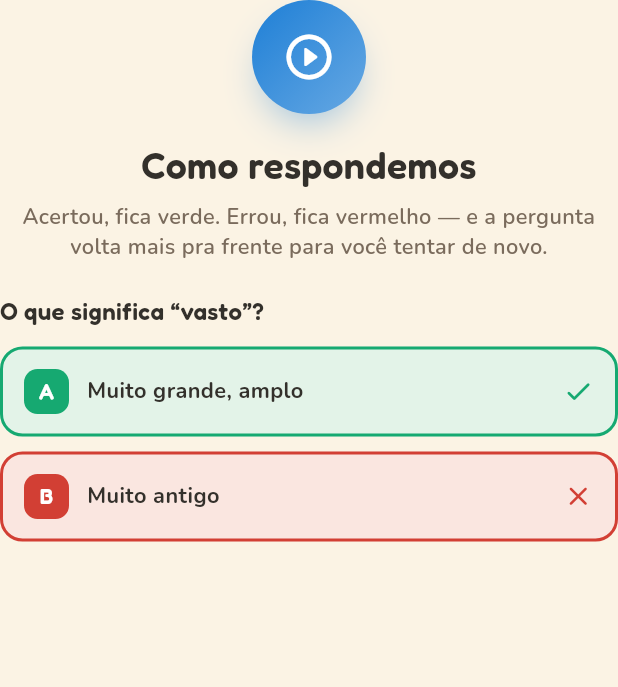
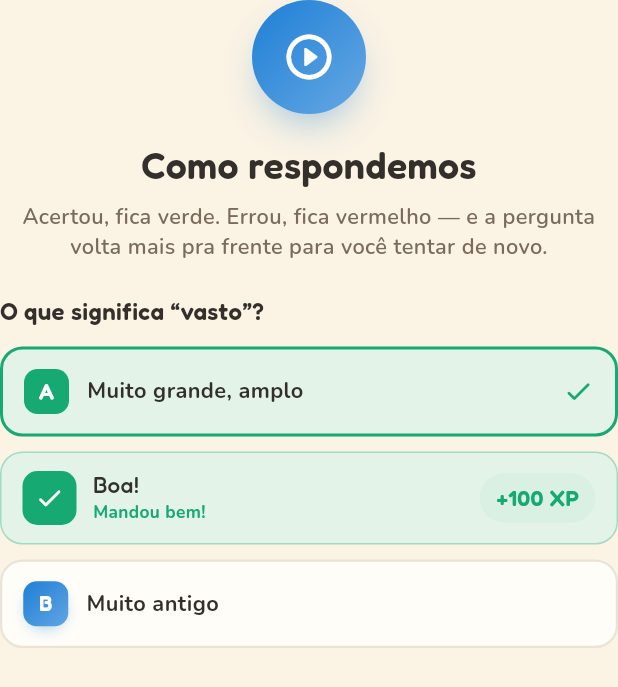
Before and after one commit to mateusdsoc/VocabKids, a Flutter app: the _Demo widget shown alone on an empty page, opened directly, on a phone screen of 412 x 824 dp. Shown: the top 687 px of the screen. Run offline on Flutter 3.47's test engine with Material 3 defaults, Android fonts, the phone set to English and light mode, and no system bars; our stand-ins replace flutter_riverpod, google_fonts, image_picker, shared_preferences; accounts and stored records are empty.

Commit message:
feat(app): demo do onboarding roteirizada com os componentes animados da Sessão
O passo de demonstração (produto 3.5, Demo A/B) deixava os estados
correct/wrong congelados. Agora roda sozinho como um filme curto:
seleciona e acerta (confete + faixa com +100 XP), pausa, seleciona e
erra (shake gentil + faixa avisando que a pergunta volta) — reusando
OptionTile e FeedbackBar reais, sem componente novo. Revisitar o passo
refaz a sequência (subtree recriada pelo AnimatedSwitcher).

flutter analyze e testes ok.

https://claude.ai/code/session_01QTLTSD4e1pvpJfzsuy2jzh

```diff
--- a/app/lib/features/onboarding/onboarding_screen.dart
+++ b/app/lib/features/onboarding/onboarding_screen.dart
@@ -1,3 +1,5 @@
+import 'dart:async';
+
 import 'package:flutter/material.dart';
 
 import '../../core/platform/adaptive.dart';
@@ -10,6 +12,7 @@ import '../../core/widgets/surface_card.dart';
 import '../home/home_screen.dart';
 import '../identidade/widgets/passport_background.dart';
 import '../sessao/models.dart';
+import '../sessao/widgets/feedback_bar.dart';
 import '../sessao/widgets/option_tile.dart';
 
 /// Onboarding (produto 3.5): o primeiro voo do aluno depois do embarque.
@@ -348,10 +351,60 @@ class _ComoItem extends StatelessWidget {
   }
 }
 
-/// Passo 3 — demonstração de acerto e erro (estática). Mostra ao aluno o
-/// retorno visual antes de valer: verde no acerto, vermelho (com X) no erro.
-class _Demo extends StatelessWidget {
+/// Passo 3 — demonstração **roteirizada** de acerto e erro (produto 3.5):
+/// roda sozinha, como um filme curto, reusando os componentes reais da Sessão.
+/// Primeiro seleciona e acerta (confete + faixa com +XP), depois seleciona e
+/// erra (shake gentil + faixa avisando que a pergunta volta — sem punição).
+/// O aluno só assiste; nada aqui vale ponto. Replays acontecem naturalmente:
+/// cada visita ao passo recria o widget (AnimatedSwitcher com chave por passo).
+class _Demo extends StatefulWidget {
   const _Demo();
+
+  @override
+  State<_Demo> createState() => _DemoState();
+}
+
+class _DemoState extends State<_Demo> {
+  static const _certa =
+      QuestionOption(key: 'A', text: 'Muito grande, amplo', correct: true);
+  static const _errada = QuestionOption(key: 'B', text: 'Muito antigo');
+
+  OptionState _stateA = OptionState.neutral;
+  OptionState _stateB = OptionState.neutral;
+  bool _showAcerto = false;
+  bool _showErro = false;
+  final List<Timer> _timers = [];
+
+  @override
+  void initState() {
+    super.initState();
+    // Roteiro: pausa → seleciona A → acerta (confete + XP) → pausa →
+    // seleciona B → erra (shake + feedback gentil).
+    _aos(500, () => _stateA = OptionState.selected);
+    _aos(1100, () {
+      _stateA = OptionState.correct;
+      _showAcerto = true;
+    });
+    _aos(2500, () => _stateB = OptionState.selected);
+    _aos(3100, () {
+      _stateB = OptionState.wrong;
+      _showErro = true;
+    });
+  }
+
+  void _aos(int ms, VoidCallback muda) {
+    _timers.add(Timer(Duration(milliseconds: ms), () {
+      if (mounted) setState(muda);
+    }));
+  }
+
+  @override
+  void dispose() {
+    for (final t in _timers) {
+      t.cancel();
+    }
+    super.dispose();
+  }
 
   @override
   Widget build(BuildContext context) {
@@ -371,15 +424,30 @@ class _Demo extends StatelessWidget {
             style: AppType.fredoka(
                 size: 16, weight: FontWeight.w600, color: c.ink)),
         const SizedBox(height: 12),
-        const OptionTile(
-          option: QuestionOption(key: 'A', text: 'Muito grande, amplo', correct: true),
-          state: OptionState.correct,
+        OptionTile(
+          option: _certa,
+          state: _stateA,
+          showConfetti: _stateA == OptionState.correct,
         ),
+        if (_showAcerto) ...[
+          const SizedBox(height: 10),
+          const FeedbackBar(
+            positive: true,
+            title: 'Boa!',
+            subtitle: 'Mandou bem!',
+            xp: 100,
+          ),
+        ],
         const SizedBox(height: 10),
-        const OptionTile(
-          option: QuestionOption(key: 'B', text: 'Muito antigo'),
-          state: OptionState.wrong,
-        ),
+        OptionTile(option: _errada, state: _stateB),
+        if (_showErro) ...[
+          const SizedBox(height: 10),
+          const FeedbackBar(
+            positive: false,
+            title: 'Quase! Vamos rever isso.',
+            subtitle: 'A pergunta volta mais pra frente — errar faz parte.',
+          ),
+        ],
       ],
     );
   }
```
Also changed, not shown: 1 other file.
